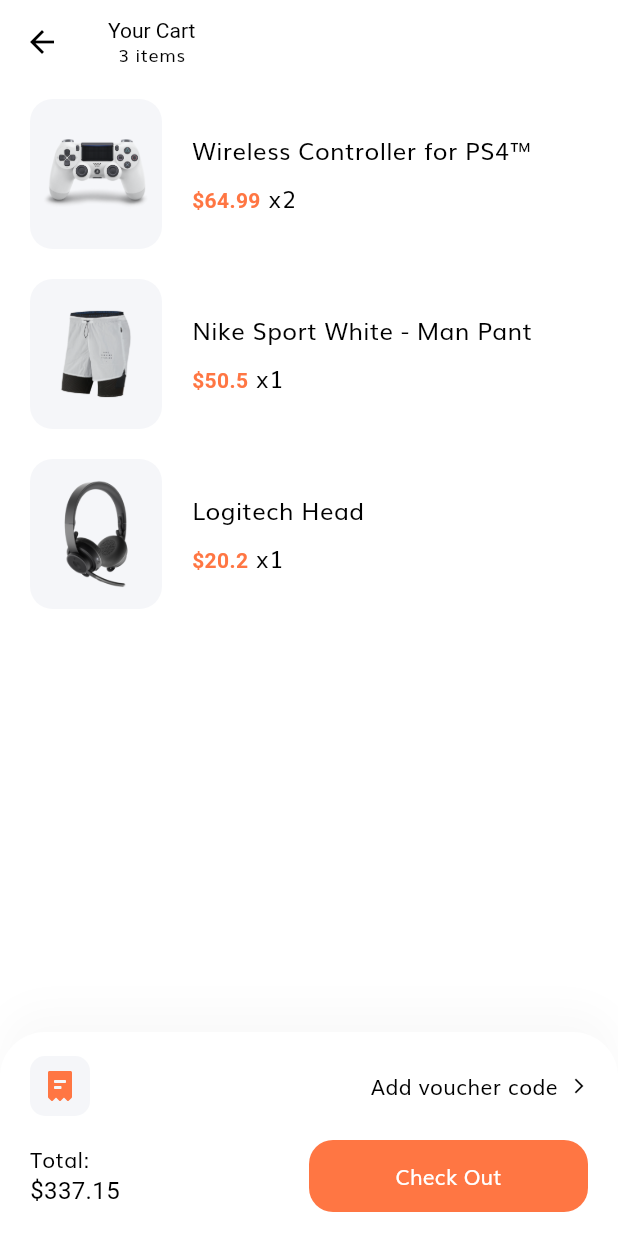
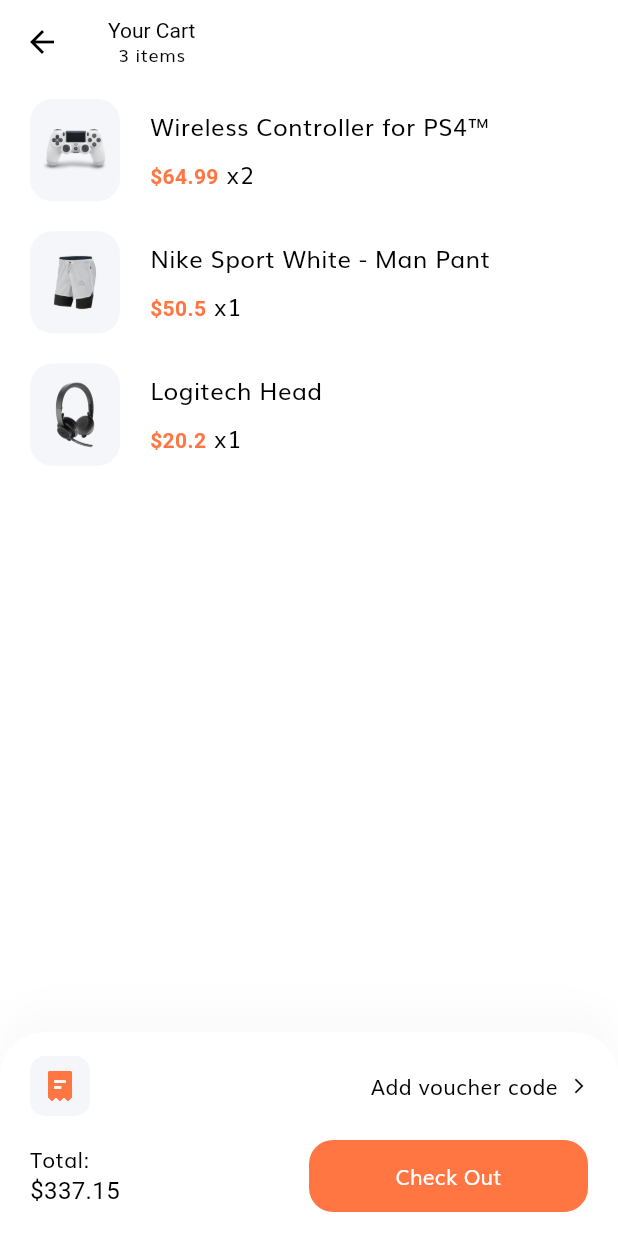
Before and after one commit to ScribbleRiyad/E-commerce-Complete-Flutter-UI, a Flutter app: the CartScreen screen opened by its route, on a phone screen of 412 x 824 dp. Run offline on Flutter 3.47's test engine with Material 3 defaults, Android fonts, the phone set to English and light mode, and no system bars; our stand-ins replace flutter_svg.

Commit message:
fixing code

```diff
--- a/lib/screens/cart/components/cart_card.dart
+++ b/lib/screens/cart/components/cart_card.dart
@@ -16,7 +16,7 @@ class CartCard extends StatelessWidget {
     return Row(
       children: [
         SizedBox(
-          width: 88,
+          width: 60,
           child: AspectRatio(
             aspectRatio: 0.88,
             child: Container(
--- a/lib/screens/favorite/favorite_screen.dart
+++ b/lib/screens/favorite/favorite_screen.dart
@@ -23,7 +23,7 @@ class FavoriteScreen extends StatelessWidget {
                 itemCount: demoProducts.length,
                 gridDelegate: const SliverGridDelegateWithMaxCrossAxisExtent(
                   maxCrossAxisExtent: 200,
-                  childAspectRatio: 0.7,
+                  childAspectRatio: 0.6,
                   mainAxisSpacing: 20,
                   crossAxisSpacing: 16,
                 ),
--- a/lib/screens/products/products_screen.dart
+++ b/lib/screens/products/products_screen.dart
@@ -22,7 +22,7 @@ class ProductsScreen extends StatelessWidget {
             itemCount: demoProducts.length,
             gridDelegate: const SliverGridDelegateWithMaxCrossAxisExtent(
               maxCrossAxisExtent: 200,
-              childAspectRatio: 0.7,
+              childAspectRatio: 0.6,
               mainAxisSpacing: 20,
               crossAxisSpacing: 16,
             ),
```
Also changed, not shown: 1 other file.
